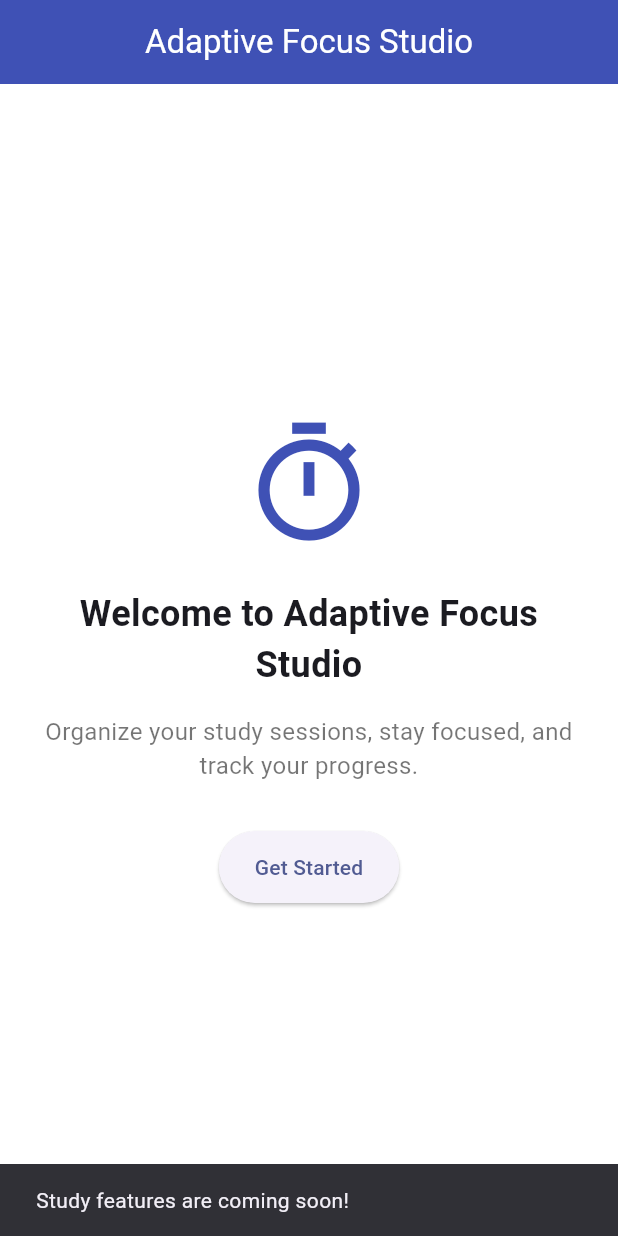
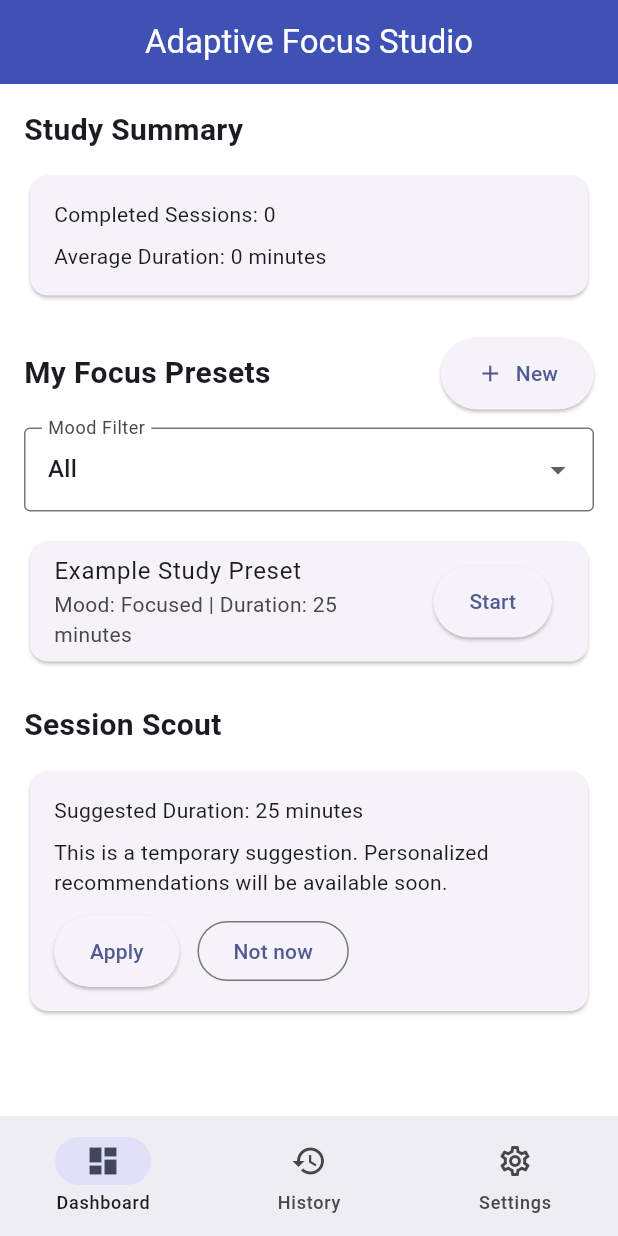
Before and after one commit to isaacowusu3461/Adaptive_Focus_Studio, a Flutter app: the screen it shows after launch, after a tap on "Get Started", on a phone screen of 412 x 824 dp. Run offline on Flutter 3.47's test engine with Material 3 defaults, Android fonts, the light colour scheme and no system bars.

Commit message:
added main screens and application navigation

```diff
--- a/lib/app.dart
+++ b/lib/app.dart
@@ -1,4 +1,3 @@
-
 import 'package:flutter/material.dart';
 
 import 'core/theme/app_theme.dart';
--- /dev/null
+++ b/lib/features/focus/presentation/screens/dashboard_screen.dart
@@ -0,0 +1,169 @@
+
+import 'package:flutter/material.dart';
+
+import 'preset_form_screen.dart';
+import 'focus_timer_screen.dart';
+
+class DashboardScreen extends StatelessWidget {
+  const DashboardScreen({super.key});
+
+  @override
+  Widget build(BuildContext context) {
+    return Scaffold(
+      appBar: AppBar(
+        title: const Text('Adaptive Focus Studio'),
+      ),
+      body: ListView(
+        padding: const EdgeInsets.all(16),
+        children: [
+          const Text(
+            'Study Summary',
+            style: TextStyle(
+              fontSize: 20,
+              fontWeight: FontWeight.bold,
+            ),
+          ),
+          const SizedBox(height: 12),
+          Card(
+            child: Padding(
+              padding: const EdgeInsets.all(16),
+              child: Column(
+                crossAxisAlignment: CrossAxisAlignment.start,
+                children: const [
+                  Text('Completed Sessions: 0'),
+                  SizedBox(height: 8),
+                  Text('Average Duration: 0 minutes'),
+                ],
+              ),
+            ),
+          ),
+          const SizedBox(height: 24),
+          Row(
+            mainAxisAlignment: MainAxisAlignment.spaceBetween,
+            children: [
+              const Text(
+                'My Focus Presets',
+                style: TextStyle(
+                  fontSize: 20,
+                  fontWeight: FontWeight.bold,
+                ),
+              ),
+              ElevatedButton.icon(
+                onPressed: () {
+                  Navigator.push(
+                    context,
+                    MaterialPageRoute(
+                      builder: (context) =>
+                          const PresetFormScreen(),
+                    ),
+                  );
+                },
+                icon: const Icon(Icons.add),
+                label: const Text('New'),
+              ),
+            ],
+          ),
+          const SizedBox(height: 12),
+          DropdownButtonFormField<String>(
+            initialValue: 'All',
+            decoration: const InputDecoration(
+              labelText: 'Mood Filter',
+              border: OutlineInputBorder(),
+            ),
+            items: const [
+              DropdownMenuItem(
+                value: 'All',
+                child: Text('All'),
+              ),
+              DropdownMenuItem(
+                value: 'Focused',
+                child: Text('Focused'),
+              ),
+              DropdownMenuItem(
+                value: 'Relaxed',
+                child: Text('Relaxed'),
+              ),
+              DropdownMenuItem(
+                value: 'Motivated',
+                child: Text('Motivated'),
+              ),
+            ],
+            onChanged: (value) {},
+          ),
+          const SizedBox(height: 16),
+          Card(
+            child: ListTile(
+              title: const Text('Example Study Preset'),
+              subtitle: const Text(
+                'Mood: Focused | Duration: 25 minutes',
+              ),
+              trailing: ElevatedButton(
+                onPressed: () {
+                  Navigator.push(
+                    context,
+                    MaterialPageRoute(
+                      builder: (context) =>
+                          const FocusTimerScreen(),
+                    ),
+                  );
+                },
+                child: const Text('Start'),
+              ),
+            ),
+          ),
+          const SizedBox(height: 24),
+          const Text(
+            'Session Scout',
+            style: TextStyle(
+              fontSize: 20,
+              fontWeight: FontWeight.bold,
+            ),
+          ),
+          const SizedBox(height: 12),
+          Card(
+            child: Padding(
+              padding: const EdgeInsets.all(16),
+              child: Column(
+                crossAxisAlignment: CrossAxisAlignment.start,
+                children: [
+                  const Text(
+                    'Suggested Duration: 25 minutes',
+                  ),
+                  const SizedBox(height: 8),
+                  const Text(
+                    'This is a temporary suggestion. '
+                    'Personalized recommendations will be '
+                    'available soon.',
+                  ),
+                  const SizedBox(height: 12),
+                  Row(
+                    children: [
+                      ElevatedButton(
+                        onPressed: () {
+                          ScaffoldMessenger.of(context)
+                              .showSnackBar(
+                            const SnackBar(
+                              content: Text(
+                                'Suggestion feature coming soon!',
+                              ),
+                            ),
+                          );
+                        },
+                        child: const Text('Apply'),
+                      ),
+                      const SizedBox(width: 12),
+                      OutlinedButton(
+                        onPressed: () {},
+                        child: const Text('Not now'),
+                      ),
+                    ],
+                  ),
+                ],
+              ),
+            ),
+          ),
+        ],
+      ),
+    );
+  }
+}
--- /dev/null
+++ b/lib/features/focus/presentation/screens/history_screen.dart
@@ -0,0 +1,69 @@
+
+import 'package:flutter/material.dart';
+
+class HistoryScreen extends StatelessWidget {
+  const HistoryScreen({super.key});
+
+  @override
+  Widget build(BuildContext context) {
+    return Scaffold(
+      appBar: AppBar(
+        title: const Text('History & Insights'),
+      ),
+      body: ListView(
+        padding: const EdgeInsets.all(16),
+        children: [
+          const Text(
+            'Study Summary',
+            style: TextStyle(
+              fontSize: 20,
+              fontWeight: FontWeight.bold,
+            ),
+          ),
+          const SizedBox(height: 12),
+          const Card(
+            child: Padding(
+              padding: EdgeInsets.all(16),
+              child: Column(
+                crossAxisAlignment: CrossAxisAlignment.start,
+                children: [
+                  Text('Completed Sessions: 0'),
+                  SizedBox(height: 8),
+                  Text('Average Duration: 0 minutes'),
+                ],
+              ),
+            ),
+          ),
+          const SizedBox(height: 24),
+          const Text(
+            'Recent Sessions',
+            style: TextStyle(
+              fontSize: 20,
+              fontWeight: FontWeight.bold,
+            ),
+          ),
+          const SizedBox(height: 16),
+          const Center(
+            child: Text(
+              'No study sessions recorded yet.',
+            ),
+          ),
+          const SizedBox(height: 20),
+          ElevatedButton.icon(
+            onPressed: () {
+              ScaffoldMessenger.of(context).showSnackBar(
+                const SnackBar(
+                  content: Text(
+                    'Manual session logging coming soon!',
+                  ),
+                ),
+              );
+            },
+            icon: const Icon(Icons.add),
+            label: const Text('Add Manual Log'),
+          ),
+        ],
+      ),
+    );
+  }
+}
--- /dev/null
+++ b/lib/features/focus/presentation/screens/main_screen.dart
@@ -0,0 +1,60 @@
+
+import 'package:flutter/material.dart';
+
+import 'dashboard_screen.dart';
+import 'history_screen.dart';
+import 'settings_screen.dart';
+
+class MainScreen extends StatefulWidget {
+  const MainScreen({super.key});
+
+  @override
+  State<MainScreen> createState() => _MainScreenState();
+}
+
+class _MainScreenState extends State<MainScreen> {
+  int _selectedIndex = 0;
+
+  final List<Widget> _screens = const [
+    DashboardScreen(),
+    HistoryScreen(),
+    SettingsScreen(),
+  ];
+
+  void _onItemTapped(int index) {
+    setState(() {
+      _selectedIndex = index;
+    });
+  }
+
+  @override
+  Widget build(BuildContext context) {
+    return Scaffold(
+      body: IndexedStack(
+        index: _selectedIndex,
+        children: _screens,
+      ),
+      bottomNavigationBar: NavigationBar(
+        selectedIndex: _selectedIndex,
+        onDestinationSelected: _onItemTapped,
+        destinations: const [
+          NavigationDestination(
+            icon: Icon(Icons.dashboard_outlined),
+            selectedIcon: Icon(Icons.dashboard),
+            label: 'Dashboard',
+          ),
+          NavigationDestination(
+            icon: Icon(Icons.history_outlined),
+            selectedIcon: Icon(Icons.history),
+            label: 'History',
+          ),
+          NavigationDestination(
+            icon: Icon(Icons.settings_outlined),
+            selectedIcon: Icon(Icons.settings),
+            label: 'Settings',
+          ),
+        ],
+      ),
+    );
+  }
+}
--- /dev/null
+++ b/lib/features/focus/presentation/screens/settings_screen.dart
@@ -0,0 +1,100 @@
+
+import 'package:flutter/material.dart';
+
+class SettingsScreen extends StatefulWidget {
+  const SettingsScreen({super.key});
+
+  @override
+  State<SettingsScreen> createState() => _SettingsScreenState();
+}
+
+class _SettingsScreenState extends State<SettingsScreen> {
+  double _defaultDuration = 25;
+  bool _remindersEnabled = false;
+  bool _reduceMotion = false;
+  bool _soundEnabled = false;
+
+  @override
+  Widget build(BuildContext context) {
+    return Scaffold(
+      appBar: AppBar(
+        title: const Text('Settings'),
+      ),
+      body: ListView(
+        padding: const EdgeInsets.all(16),
+        children: [
+          const Text(
+            'Default Focus Duration',
+            style: TextStyle(
+              fontSize: 18,
+              fontWeight: FontWeight.bold,
+            ),
+          ),
+          const SizedBox(height: 12),
+          Text('${_defaultDuration.round()} minutes'),
+          Slider(
+            value: _defaultDuration,
+            min: 10,
+            max: 60,
+            divisions: 10,
+            label: '${_defaultDuration.round()} minutes',
+            onChanged: (value) {
+              setState(() {
+                _defaultDuration = value;
+              });
+            },
+          ),
+          const Divider(),
+          SwitchListTile(
+            title: const Text('Enable Local Reminders'),
+            value: _remindersEnabled,
+            onChanged: (value) {
+              setState(() {
+                _remindersEnabled = value;
+              });
+            },
+          ),
+          SwitchListTile(
+            title: const Text('Reduce Motion'),
+            value: _reduceMotion,
+            onChanged: (value) {
+              setState(() {
+                _reduceMotion = value;
+              });
+            },
+          ),
+          SwitchListTile(
+            title: const Text('Enable Sound'),
+            value: _soundEnabled,
+            onChanged: (value) {
+              setState(() {
+                _soundEnabled = value;
+              });
+            },
+          ),
+          const SizedBox(height: 24),
+          const Text(
+            'Data & File Operations',
+            style: TextStyle(
+              fontSize: 18,
+              fontWeight: FontWeight.bold,
+            ),
+          ),
+          const SizedBox(height: 12),
+          ElevatedButton(
+            onPressed: () {
+              ScaffoldMessenger.of(context).showSnackBar(
+                const SnackBar(
+                  content: Text(
+                    'JSON export feature coming soon!',
+                  ),
+                ),
+              );
+            },
+            child: const Text('Save Local Session Summary'),
+          ),
+        ],
+      ),
+    );
+  }
+}
--- a/lib/features/focus/presentation/screens/welcome_screen.dart
+++ b/lib/features/focus/presentation/screens/welcome_screen.dart
@@ -1,5 +1,7 @@
 
 import 'package:flutter/material.dart';
+
+import 'main_screen.dart';
 
 class WelcomeScreen extends StatelessWidget {
   const WelcomeScreen({super.key});
@@ -44,11 +46,10 @@ class WelcomeScreen extends StatelessWidget {
                 const SizedBox(height: 32),
                 ElevatedButton(
                   onPressed: () {
-                    ScaffoldMessenger.of(context).showSnackBar(
-                      const SnackBar(
-                        content: Text(
-                          'Study features are coming soon!',
-                        ),
+                    Navigator.pushReplacement(
+                      context,
+                      MaterialPageRoute(
+                        builder: (context) => const MainScreen(),
                       ),
                     );
                   },
```
Also changed, not shown: lib/features/focus/presentation/screens/focus_timer_screen.dart (added, +82 -0 lines), lib/features/focus/presentation/screens/preset_form_screen.dart (added, +127 -0 lines), 2 other files.
